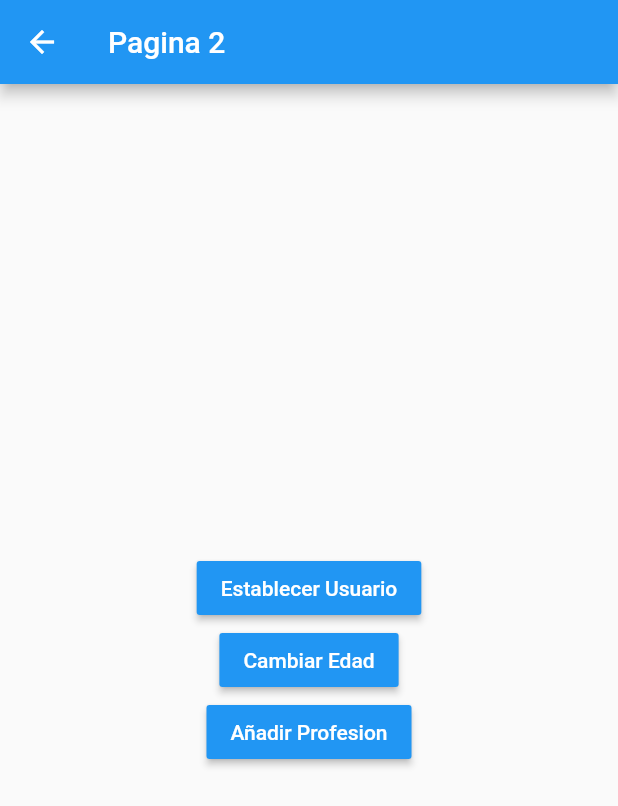
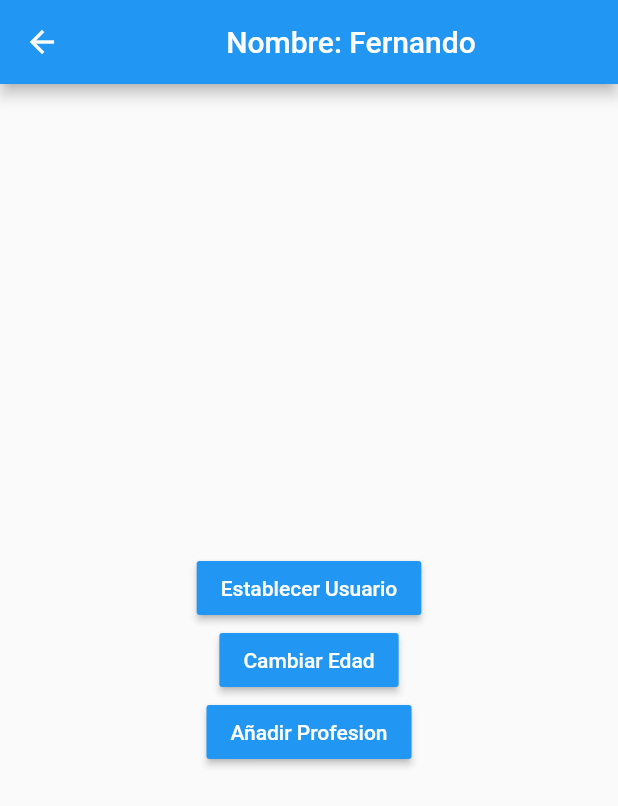
Before and after one commit to nespaucar/manejadores-estado-fernando-herrera, a Flutter app: the Pagina2Page screen opened by its route, after a tap on "Establecer Usuario", on a phone screen of 412 x 824 dp. Shown: the top 806 px of the screen. Run offline on Flutter 3.47's test engine with Material 2 defaults, Android fonts, the phone set to English and light mode, and no system bars.

Commit message:
singleton final version

```diff
--- a/lib/pages/pagina1_page.dart
+++ b/lib/pages/pagina1_page.dart
@@ -1,3 +1,5 @@
+import 'package:app_manejadores_estado/models/usuarios.dart';
+import 'package:app_manejadores_estado/services/usuario_services.dart';
 import 'package:flutter/material.dart';
 
 class Pagina1Page extends StatelessWidget {
@@ -5,18 +7,29 @@ class Pagina1Page extends StatelessWidget {
   Widget build(BuildContext context) {
     return Scaffold(
       appBar: AppBar(
-        title: Text('Pagina 1'),
+        title: Center(child: Text('Pagina 1')),
       ),
-      body: InformacionUsuario(),
+      body: StreamBuilder(
+        stream: usuarioService.usuarioStream,
+        builder: (BuildContext context, AsyncSnapshot<Usuario?> snapshot) {
+          return snapshot.hasData
+            ? InformacionUsuario(snapshot.data)
+            : Center(child: Text('No hay información del usuario'));
+        },
+      ),
       floatingActionButton: FloatingActionButton(
         child: Icon( Icons.accessibility_new ),
         onPressed: () => Navigator.pushNamed(context, 'pagina2')
-     ),
+      )
    );
   }
 }
 
 class InformacionUsuario extends StatelessWidget {
+
+  final Usuario? usuario;
+  const InformacionUsuario(this.usuario);
+
   @override
   Widget build(BuildContext context) {
     return Container(
@@ -26,17 +39,17 @@ class InformacionUsuario extends StatelessWidget {
       child: Column(
         crossAxisAlignment: CrossAxisAlignment.start,
         children: [
-          Text('General', style: TextStyle( fontSize: 18, fontWeight: FontWeight.bold ) ),
+          Text('General', style: TextStyle(fontSize: 18, fontWeight: FontWeight.bold)),
           Divider(),
-          ListTile( title: Text('Nombre: ') ),
-          ListTile( title: Text('Edad: ') ),
-          Text('Profesiones', style: TextStyle( fontSize: 18, fontWeight: FontWeight.bold ) ),
+          ListTile(title: Text('Nombre: ${ usuario?.nombre }')),
+          ListTile(title: Text('Edad: ${ usuario?.edad }')),
+          Text('Profesiones', style: TextStyle(fontSize: 18, fontWeight: FontWeight.bold)),
           Divider(),
-          ListTile( title: Text('Profesion 1') ),
-          ListTile( title: Text('Profesion 1') ),
-          ListTile( title: Text('Profesion 1') )
-        ],
-      ),
+          ListTile(title: Text('Profesion 1')),
+          ListTile(title: Text('Profesion 1')),
+          ListTile(title: Text('Profesion 1')),
+        ]
+      )
     );
   }
 }
--- a/lib/pages/pagina2_page.dart
+++ b/lib/pages/pagina2_page.dart
@@ -1,32 +1,61 @@
+import 'package:app_manejadores_estado/models/usuarios.dart';
+import 'package:app_manejadores_estado/services/usuario_services.dart';
 import 'package:flutter/material.dart';
 
-class Pagina2Page extends StatelessWidget {
+class Pagina2Page extends StatefulWidget {
+  @override
+  State<Pagina2Page> createState() => _Pagina2PageState();
+}
+
+class _Pagina2PageState extends State<Pagina2Page> {
+
+  late Usuario? usuario;
+  late Stream<Usuario?> usuarioStream;
+
+  @override
+  void initState() {
+    usuario = usuarioService.usuario;
+    usuarioStream = usuarioService.usuarioStream;
+    print(usuario);
+    super.initState();
+  }
+
   @override
   Widget build(BuildContext context) {
     return Scaffold(
       appBar: AppBar(
-        title: Text('Pagina 2'),
+        title: Center(
+          child: StreamBuilder(
+            stream: usuarioStream,
+            builder: (BuildContext context, AsyncSnapshot<Usuario?> snapshot){
+              return usuario!=null||snapshot.hasData
+                ? Text('Nombre: ${ (usuario?.nombre==null?snapshot.data?.nombre:usuario?.nombre) }')
+                : Text('Pagina 2');
+            },
+          ),
+        ),
       ),
       body: Center(
         child: Column(
           mainAxisAlignment: MainAxisAlignment.center,
           children: [
             MaterialButton(
-              child: Text('Establecer Usuario', style: TextStyle(color: Colors.white)),
+              child: Text('Establecer Usuario', style: TextStyle( color: Colors.white ) ),
               color: Colors.blue,
               onPressed: () {
-                //TODO
+                final nuevoUsuario = new Usuario( nombre: 'Fernando', edad: 35 );
+                usuarioService.cargarUsuario(nuevoUsuario);
               }
             ),
             MaterialButton(
-              child: Text('Cambiar Edad', style: TextStyle(color: Colors.white)),
+              child: Text('Cambiar Edad', style: TextStyle( color: Colors.white ) ),
               color: Colors.blue,
               onPressed: () {
-                //TODO
+                usuarioService.cambiarEdad(30);
               }
             ),
             MaterialButton(
-              child: Text('Añadir Profesion', style: TextStyle(color: Colors.white)),
+              child: Text('Añadir Profesion', style: TextStyle( color: Colors.white ) ),
               color: Colors.blue,
               onPressed: () {
                 //TODO
--- /dev/null
+++ b/lib/services/usuario_services.dart
@@ -0,0 +1,29 @@
+import 'dart:async';
+import 'package:app_manejadores_estado/models/usuarios.dart';
+
+class _UsuarioService {
+  Usuario? _usuario;
+  StreamController<Usuario?> _usuarioStreamController = new StreamController<Usuario>.broadcast();
+
+  Usuario? get usuario => this._usuario;
+  bool? get existeUsuario => (this._usuario != null) ? true : false;
+
+  // ESTE STREAM SIRVE PARA ACTUALIZAR EL ESTADO DE LA PÁGINA
+  Stream<Usuario?> get usuarioStream => _usuarioStreamController.stream;
+
+  void cargarUsuario(Usuario user) {
+    this._usuario = user;
+    this._usuarioStreamController.add(user);
+  }
+
+  void cambiarEdad(int? edad) {
+    this._usuario?.edad = edad;
+    this._usuarioStreamController.add(this._usuario);
+  }
+
+  dispose() {
+    this._usuarioStreamController.close();
+  }
+}
+
+final usuarioService = _UsuarioService();
```
